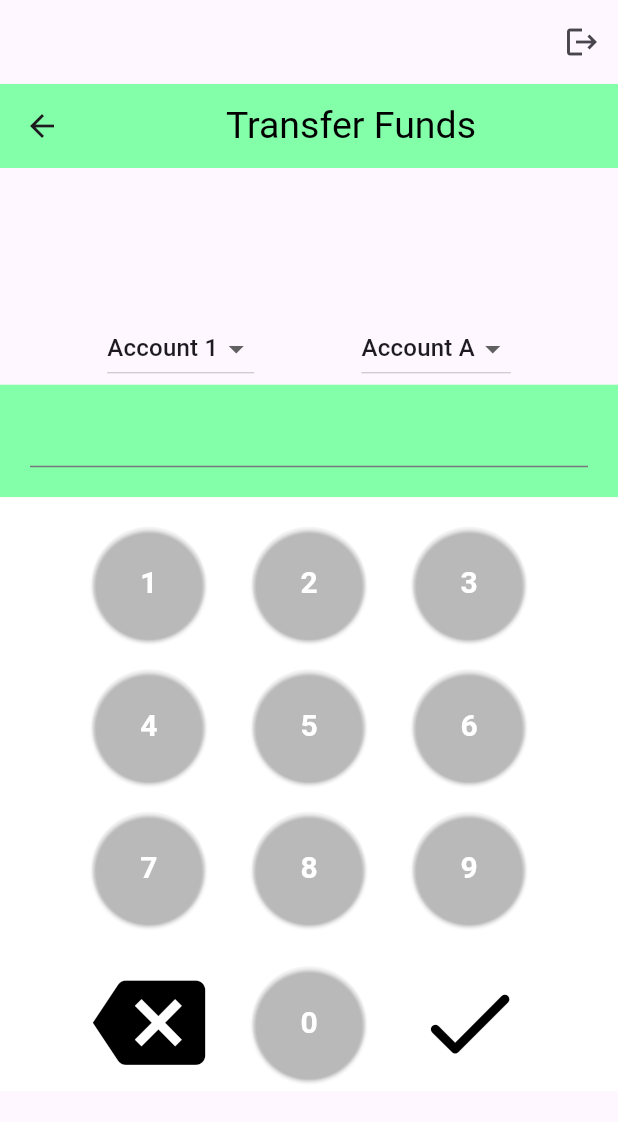
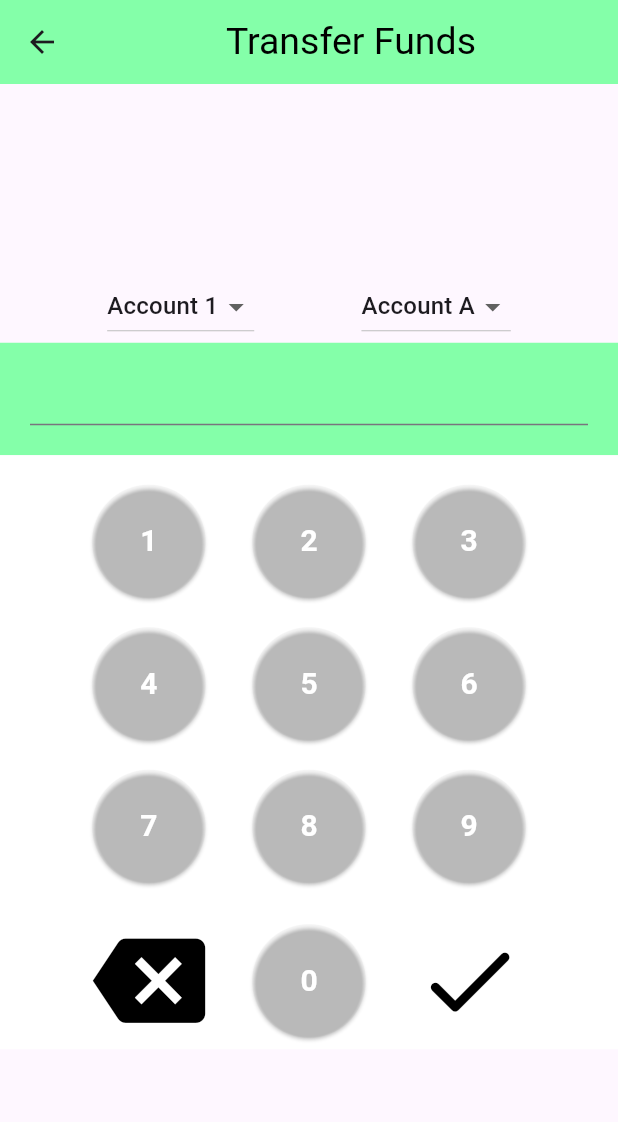
Before and after one commit to kosungjunmichael/gai3008_finalProject, a Flutter app: the screen it shows once a user with an empty profile is signed in, after a tap on the "swap horiz" icon, on a phone screen of 412 x 824 dp. Shown: the top 1122 px of the screen. Run offline on Flutter 3.47's test engine with Material 3 defaults, Android fonts, the phone set to English and light mode, and no system bars; our stand-ins replace cloud_firestore, firebase_auth, firebase_core; accounts and stored records are empty; network calls fail.

Commit message:
send changes

```diff
--- a/lib/models/new_account.dart
+++ b/lib/models/new_account.dart
@@ -80,7 +80,7 @@ class _MyDialogWidgetState extends State<MyDialogWidget> {
   }
 }
 
-Future<void> showMyDialog(BuildContext context, String user) async {
+Future<void> newAccountInput(BuildContext context, String user) async {
   return showDialog<void>(
     context: context,
     builder: (BuildContext context) {
--- a/lib/models/transfer_model.dart
+++ b/lib/models/transfer_model.dart
@@ -175,7 +175,9 @@ class NumberButton extends StatelessWidget {
 }
 
 class transferFunds extends StatefulWidget {
-  transferFunds({Key? key}) : super(key: key);
+  final String user;
+
+  transferFunds({required this.user});
 
   @override
   _transferFundsState createState() => _transferFundsState();
--- a/lib/pages/home_page.dart
+++ b/lib/pages/home_page.dart
@@ -6,16 +6,10 @@ class HomePage extends StatelessWidget {
   HomePage({super.key});
 
   //sign user out method
-  void signUserOut() {
-    FirebaseAuth.instance.signOut();
-  }
 
   @override
   Widget build(BuildContext context) {
     return Scaffold(
-      appBar: AppBar(actions: [
-        IconButton(onPressed: signUserOut, icon: Icon(Icons.logout))
-      ]),
       body:
           // Center(child: Text("LOGGED IN AS: ${user.email}"))
           const MyHomePage(),
@@ -33,6 +27,10 @@ class MyHomePage extends StatefulWidget {
 class _MyHomePageState extends State<MyHomePage> {
   int currentPageIndex = 0;
   final user = FirebaseAuth.instance.currentUser!;
+
+  void signUserOut() {
+    FirebaseAuth.instance.signOut();
+  }
 
   @override
   void initState() {
@@ -69,6 +67,9 @@ class _MyHomePageState extends State<MyHomePage> {
                         ),
                       ),
                     ),
+                    Container(
+                        child: IconButton(
+                            onPressed: signUserOut, icon: Icon(Icons.logout)))
                   ],
                 ),
               ),
--- a/lib/pages/hub_page.dart
+++ b/lib/pages/hub_page.dart
@@ -39,13 +39,12 @@ class hubExchange extends StatefulWidget {
 }
 
 class _hubExchangeState extends State<hubExchange> {
-
   String selectedCurrency = 'USD';
   String balanceAmount = '\$2,456,557';
 
   bool isVButtonEnabled = true;
   bool isCaretButtonEnabled = true;
-  final user = FirebaseAuth.instance.currentUser!;
+  final String user = FirebaseAuth.instance.currentUser!.uid;
   final FirebaseFirestore _firestore = FirebaseFirestore.instance;
 
   final int total = 2456557;
@@ -99,47 +98,75 @@ class _hubExchangeState extends State<hubExchange> {
                                         children: <Widget>[
                                           TextButton(
                                             child: const Text('^'),
-                                            onPressed: isCaretButtonEnabled?() async {
+                                            onPressed: isCaretButtonEnabled
+                                                ? () async {
                                                     setState(() {
-                                                isCaretButtonEnabled = false;
+                                                      isCaretButtonEnabled =
+                                                          false;
                                                     });
 
-                                              double exchangeRate = 1100.0;
-                                              double usdAmount = double.parse(balanceAmount.replaceAll('\$', '').replaceAll(',', '')) / exchangeRate;
-                                              balanceAmount = '\$${usdAmount.toStringAsFixed(2)}';
+                                                    double exchangeRate =
+                                                        1100.0;
+                                                    double usdAmount = double
+                                                            .parse(
+                                                                balanceAmount
+                                                                    .replaceAll(
+                                                                        '\$',
+                                                                        '')
+                                                                    .replaceAll(
+                                                                        ',',
+                                                                        '')) /
+                                                        exchangeRate;
+                                                    balanceAmount =
+                                                        '\$${usdAmount.toStringAsFixed(2)}';
 
                                                     setState(() {
                                                       selectedCurrency = 'USD';
                                                     });
 
-                                              await Future.delayed(Duration(seconds: 1));
+                                                    await Future.delayed(
+                                                        Duration(seconds: 1));
                                                     setState(() {
-                                                isCaretButtonEnabled = true;
+                                                      isCaretButtonEnabled =
+                                                          true;
                                                     });
                                                   }
                                                 : null,
                                           ),
                                           TextButton(
                                             child: const Text('v'),
-                                            onPressed: isVButtonEnabled?() async {
+                                            onPressed: isVButtonEnabled
+                                                ? () async {
                                                     setState(() {
                                                       isVButtonEnabled = false;
                                                     });
 
-                                              double exchangeRate = 1100.0;
-                                              double krwAmount = double.parse(balanceAmount.replaceAll('\$', '').replaceAll(',', '')) * exchangeRate;
-                                              balanceAmount = '\$${krwAmount.toStringAsFixed(2)}';
+                                                    double exchangeRate =
+                                                        1100.0;
+                                                    double krwAmount = double
+                                                            .parse(
+                                                                balanceAmount
+                                                                    .replaceAll(
+                                                                        '\$',
+                                                                        '')
+                                                                    .replaceAll(
+                                                                        ',',
+                                                                        '')) *
+                                                        exchangeRate;
+                                                    balanceAmount =
+                                                        '\$${krwAmount.toStringAsFixed(2)}';
 
                                                     setState(() {
                                                       selectedCurrency = 'KRW';
                                                     });
 
-                                              await Future.delayed(Duration(seconds: 1));
+                                                    await Future.delayed(
+                                                        Duration(seconds: 1));
                                                     setState(() {
                                                       isVButtonEnabled = true;
                                                     });
                                                   }
-                                            :null,
+                                                : null,
                                           ),
                                         ],
                                       )
@@ -167,7 +194,8 @@ class _hubExchangeState extends State<hubExchange> {
                               Navigator.push(
                                 context,
                                 MaterialPageRoute(
-                                    builder: (context) => transferFunds()),
+                                    builder: (context) =>
+                                        transferFunds(user: user)),
                               );
                             },
                             tooltip: 'Transfer Funds',
@@ -190,7 +218,7 @@ class _hubExchangeState extends State<hubExchange> {
                             backgroundColor: Colors.black,
                             onPressed: () {
                               // Withdraw funds
-                              showMyDialog(context, user.uid);
+                              newAccountInput(context, user);
                             },
                             tooltip: 'Create Account',
                             child: Icon(Icons.add),
@@ -212,7 +240,7 @@ class _hubExchangeState extends State<hubExchange> {
                             backgroundColor: Colors.black,
                             onPressed: () {
                               // Transfer funds
-                              showAccountListDialog(context);
+                              showAccountListDialog(context, user);
                             },
                             tooltip: 'Delete Account',
                             child: Icon(Icons.remove),
--- a/lib/pages/login_page.dart
+++ b/lib/pages/login_page.dart
@@ -123,12 +123,12 @@ class LoginPage extends StatelessWidget {
                 mainAxisAlignment: MainAxisAlignment.center,
                 children: const [
                   // google button
-                  SquareTile(imagePath: 'lib/images/google.png'),
+                  SquareTile(imagePath: '.images/google.png'),
 
                   SizedBox(width: 25),
 
                   // apple button
-                  SquareTile(imagePath: 'lib/images/apple.png')
+                  SquareTile(imagePath: '.images/apple.png')
                 ],
               ),
 
```
Also changed, not shown: lib/models/delete_account.dart (+22 -9 lines). Lines whose indentation alone changed are shown as unchanged.
